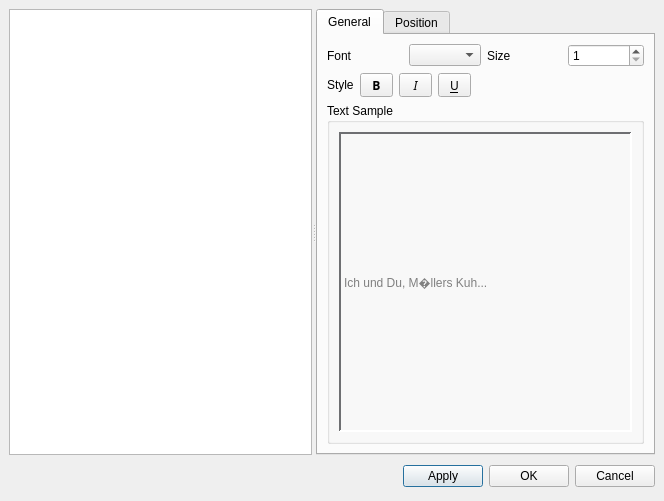
Above: mscore/mscore/textstyle.ui from musescore/musescore-old before the change. Below: the same form after it.
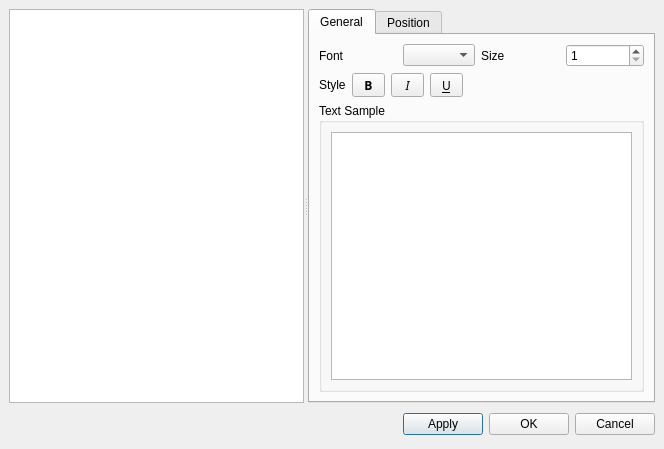
That is the form after the change.

What changed in the file:
```diff
--- a/mscore/mscore/textstyle.ui
+++ b/mscore/mscore/textstyle.ui
@@ -6,7 +6,7 @@
     <x>0</x>
     <y>0</y>
     <width>664</width>
-    <height>501</height>
+    <height>369</height>
    </rect>
   </property>
   <property name="windowTitle" >
@@ -30,9 +30,7 @@
       </property>
       <widget class="QListWidget" name="textNames" >
        <property name="sizePolicy" >
-        <sizepolicy>
-         <hsizetype>0</hsizetype>
-         <vsizetype>0</vsizetype>
+        <sizepolicy vsizetype="Fixed" hsizetype="Fixed" >
          <horstretch>0</horstretch>
          <verstretch>0</verstretch>
         </sizepolicy>
@@ -74,9 +72,7 @@
            <item>
             <widget class="QComboBox" name="fontName" >
              <property name="sizePolicy" >
-              <sizepolicy>
-               <hsizetype>0</hsizetype>
-               <vsizetype>0</vsizetype>
+              <sizepolicy vsizetype="Fixed" hsizetype="Fixed" >
                <horstretch>0</horstretch>
                <verstretch>0</verstretch>
               </sizepolicy>
@@ -156,9 +152,7 @@
            <item>
             <widget class="QToolButton" name="fontItalic" >
              <property name="sizePolicy" >
-              <sizepolicy>
-               <hsizetype>0</hsizetype>
-               <vsizetype>0</vsizetype>
+              <sizepolicy vsizetype="Fixed" hsizetype="Fixed" >
                <horstretch>0</horstretch>
                <verstretch>0</verstretch>
               </sizepolicy>
@@ -243,492 +237,7 @@
              <number>6</number>
             </property>
             <item>
-             <widget class="QLabel" name="fontSample" >
-              <property name="palette" >
-               <palette>
-                <active>
-                 <colorrole role="WindowText" >
-                  <brush brushstyle="SolidPattern" >
-                   <color alpha="255" >
-                    <red>128</red>
-                    <green>128</green>
-                    <blue>128</blue>
-                   </color>
-                  </brush>
-                 </colorrole>
-                 <colorrole role="Button" >
-                  <brush brushstyle="SolidPattern" >
-                   <color alpha="255" >
-                    <red>221</red>
-                    <green>223</green>
-                    <blue>228</blue>
-                   </color>
-                  </brush>
-                 </colorrole>
-                 <colorrole role="Light" >
-                  <brush brushstyle="SolidPattern" >
-                   <color alpha="255" >
-                    <red>255</red>
-                    <green>255</green>
-                    <blue>255</blue>
-                   </color>
-                  </brush>
-                 </colorrole>
-                 <colorrole role="Midlight" >
-                  <brush brushstyle="SolidPattern" >
-                   <color alpha="255" >
-                    <red>255</red>
-                    <green>255</green>
-                    <blue>255</blue>
-                   </color>
-                  </brush>
-                 </colorrole>
-                 <colorrole role="Dark" >
-                  <brush brushstyle="SolidPattern" >
-                   <color alpha="255" >
-                    <red>110</red>
-                    <green>111</green>
-                    <blue>114</blue>
-                   </color>
-                  </brush>
-                 </colorrole>
-                 <colorrole role="Mid" >
-                  <brush brushstyle="SolidPattern" >
-                   <color alpha="255" >
-                    <red>147</red>
-                    <green>149</green>
-                    <blue>152</blue>
-                   </color>
-                  </brush>
-                 </colorrole>
-                 <colorrole role="Text" >
-                  <brush brushstyle="SolidPattern" >
-                   <color alpha="255" >
-                    <red>128</red>
-                    <green>128</green>
-                    <blue>128</blue>
-                   </color>
-                  </brush>
-                 </colorrole>
-                 <colorrole role="BrightText" >
-                  <brush brushstyle="SolidPattern" >
-                   <color alpha="255" >
-                    <red>255</red>
-                    <green>255</green>
-                    <blue>255</blue>
-                   </color>
-                  </brush>
-                 </colorrole>
-                 <colorrole role="ButtonText" >
-                  <brush brushstyle="SolidPattern" >
-                   <color alpha="255" >
-                    <red>128</red>
-                    <green>128</green>
-                    <blue>128</blue>
-                   </color>
-                  </brush>
-                 </colorrole>
-                 <colorrole role="Base" >
-                  <brush brushstyle="SolidPattern" >
-                   <color alpha="255" >
-                    <red>255</red>
-                    <green>255</green>
-                    <blue>255</blue>
-                   </color>
-                  </brush>
-                 </colorrole>
-                 <colorrole role="Window" >
-                  <brush brushstyle="SolidPattern" >
-                   <color alpha="255" >
-                    <red>255</red>
-                    <green>255</green>
-                    <blue>255</blue>
-                   </color>
-                  </brush>
-                 </colorrole>
-                 <colorrole role="Shadow" >
-                  <brush brushstyle="SolidPattern" >
-                   <color alpha="255" >
-                    <red>0</red>
-                    <green>0</green>
-                    <blue>0</blue>
-                   </color>
-                  </brush>
-                 </colorrole>
-                 <colorrole role="Highlight" >
-                  <brush brushstyle="SolidPattern" >
-                   <color alpha="255" >
-                    <red>86</red>
-                    <green>117</green>
-                    <blue>148</blue>
-                   </color>
-                  </brush>
-                 </colorrole>
-                 <colorrole role="HighlightedText" >
-                  <brush brushstyle="SolidPattern" >
-                   <color alpha="255" >
-                    <red>255</red>
-                    <green>255</green>
-                    <blue>255</blue>
-                   </color>
-                  </brush>
-                 </colorrole>
-                 <colorrole role="Link" >
-                  <brush brushstyle="SolidPattern" >
-                   <color alpha="255" >
-                    <red>0</red>
-                    <green>0</green>
-                    <blue>238</blue>
-                   </color>
-                  </brush>
-                 </colorrole>
-                 <colorrole role="LinkVisited" >
-                  <brush brushstyle="SolidPattern" >
-                   <color alpha="255" >
-                    <red>82</red>
-                    <green>24</green>
-                    <blue>139</blue>
-                   </color>
-                  </brush>
-                 </colorrole>
-                 <colorrole role="AlternateBase" >
-                  <brush brushstyle="SolidPattern" >
-                   <color alpha="255" >
-                    <red>238</red>
-                    <green>239</green>
-                    <blue>241</blue>
-                   </color>
-                  </brush>
-                 </colorrole>
-                </active>
-                <inactive>
-                 <colorrole role="WindowText" >
-                  <brush brushstyle="SolidPattern" >
-                   <color alpha="255" >
-                    <red>128</red>
-                    <green>128</green>
-                    <blue>128</blue>
-                   </color>
-                  </brush>
-                 </colorrole>
-                 <colorrole role="Button" >
-                  <brush brushstyle="SolidPattern" >
-                   <color alpha="255" >
-                    <red>221</red>
-                    <green>223</green>
-                    <blue>228</blue>
-                   </color>
-                  </brush>
-                 </colorrole>
-                 <colorrole role="Light" >
-                  <brush brushstyle="SolidPattern" >
-                   <color alpha="255" >
-                    <red>255</red>
-                    <green>255</green>
-                    <blue>255</blue>
-                   </color>
-                  </brush>
-                 </colorrole>
-                 <colorrole role="Midlight" >
-                  <brush brushstyle="SolidPattern" >
-                   <color alpha="255" >
-                    <red>255</red>
-                    <green>255</green>
-                    <blue>255</blue>
-                   </color>
-                  </brush>
-                 </colorrole>
-                 <colorrole role="Dark" >
-                  <brush brushstyle="SolidPattern" >
-                   <color alpha="255" >
-                    <red>110</red>
-                    <green>111</green>
-                    <blue>114</blue>
-                   </color>
-                  </brush>
-                 </colorrole>
-                 <colorrole role="Mid" >
-                  <brush brushstyle="SolidPattern" >
-                   <color alpha="255" >
-                    <red>147</red>
-                    <green>149</green>
-                    <blue>152</blue>
-                   </color>
-                  </brush>
-                 </colorrole>
-                 <colorrole role="Text" >
-                  <brush brushstyle="SolidPattern" >
-                   <color alpha="255" >
-                    <red>128</red>
-                    <green>128</green>
-                    <blue>128</blue>
-                   </color>
-                  </brush>
-                 </colorrole>
-                 <colorrole role="BrightText" >
-                  <brush brushstyle="SolidPattern" >
-                   <color alpha="255" >
-                    <red>255</red>
-                    <green>255</green>
-                    <blue>255</blue>
-                   </color>
-                  </brush>
-                 </colorrole>
-                 <colorrole role="ButtonText" >
-                  <brush brushstyle="SolidPattern" >
-                   <color alpha="255" >
-                    <red>128</red>
-                    <green>128</green>
-                    <blue>128</blue>
-                   </color>
-                  </brush>
-                 </colorrole>
-                 <colorrole role="Base" >
-                  <brush brushstyle="SolidPattern" >
-                   <color alpha="255" >
-                    <red>255</red>
-                    <green>255</green>
-                    <blue>255</blue>
-                   </color>
-                  </brush>
-                 </colorrole>
-                 <colorrole role="Window" >
-                  <brush brushstyle="SolidPattern" >
-                   <color alpha="255" >
-                    <red>255</red>
-                    <green>255</green>
-                    <blue>255</blue>
-                   </color>
-                  </brush>
-                 </colorrole>
-                 <colorrole role="Shadow" >
-                  <brush brushstyle="SolidPattern" >
-                   <color alpha="255" >
-                    <red>0</red>
-                    <green>0</green>
-                    <blue>0</blue>
-                   </color>
-                  </brush>
-                 </colorrole>
-                 <colorrole role="Highlight" >
-                  <brush brushstyle="SolidPattern" >
-                   <color alpha="255" >
-                    <red>86</red>
-                    <green>117</green>
-                    <blue>148</blue>
-                   </color>
-                  </brush>
-                 </colorrole>
-                 <colorrole role="HighlightedText" >
-                  <brush brushstyle="SolidPattern" >
-                   <color alpha="255" >
-                    <red>255</red>
-                    <green>255</green>
-                    <blue>255</blue>
-                   </color>
-                  </brush>
-                 </colorrole>
-                 <colorrole role="Link" >
-                  <brush brushstyle="SolidPattern" >
-                   <color alpha="255" >
-                    <red>0</red>
-                    <green>0</green>
-                    <blue>238</blue>
-                   </color>
-                  </brush>
-                 </colorrole>
-                 <colorrole role="LinkVisited" >
-                  <brush brushstyle="SolidPattern" >
-                   <color alpha="255" >
-                    <red>82</red>
-                    <green>24</green>
-                    <blue>139</blue>
-                   </color>
-                  </brush>
-                 </colorrole>
-                 <colorrole role="AlternateBase" >
-                  <brush brushstyle="SolidPattern" >
-                   <color alpha="255" >
-                    <red>238</red>
-                    <green>239</green>
-                    <blue>241</blue>
-                   </color>
-                  </brush>
-                 </colorrole>
-                </inactive>
-                <disabled>
-                 <colorrole role="WindowText" >
-                  <brush brushstyle="SolidPattern" >
-                   <color alpha="255" >
-                    <red>128</red>
-                    <green>128</green>
-                    <blue>128</blue>
-                   </color>
-                  </brush>
-                 </colorrole>
-                 <colorrole role="Button" >
-                  <brush brushstyle="SolidPattern" >
-                   <color alpha="255" >
-                    <red>221</red>
-                    <green>223</green>
-                    <blue>228</blue>
-                   </color>
-                  </brush>
-                 </colorrole>
-                 <colorrole role="Light" >
-                  <brush brushstyle="SolidPattern" >
-                   <color alpha="255" >
-                    <red>255</red>
-                    <green>255</green>
-                    <blue>255</blue>
-                   </color>
-                  </brush>
-                 </colorrole>
-                 <colorrole role="Midlight" >
-                  <brush brushstyle="SolidPattern" >
-                   <color alpha="255" >
-                    <red>255</red>
-                    <green>255</green>
-                    <blue>255</blue>
-                   </color>
-                  </brush>
-                 </colorrole>
-                 <colorrole role="Dark" >
-                  <brush brushstyle="SolidPattern" >
-                   <color alpha="255" >
-                    <red>110</red>
-                    <green>111</green>
-                    <blue>114</blue>
-                   </color>
-                  </brush>
-                 </colorrole>
-                 <colorrole role="Mid" >
-                  <brush brushstyle="SolidPattern" >
-                   <color alpha="255" >
-                    <red>147</red>
-                    <green>149</green>
-                    <blue>152</blue>
-                   </color>
-                  </brush>
-                 </colorrole>
-                 <colorrole role="Text" >
-                  <brush brushstyle="SolidPattern" >
-                   <color alpha="255" >
-                    <red>128</red>
-                    <green>128</green>
-                    <blue>128</blue>
-                   </color>
-                  </brush>
-                 </colorrole>
-                 <colorrole role="BrightText" >
-                  <brush brushstyle="SolidPattern" >
-                   <color alpha="255" >
-                    <red>255</red>
-                    <green>255</green>
-                    <blue>255</blue>
-                   </color>
-                  </brush>
-                 </colorrole>
-                 <colorrole role="ButtonText" >
-                  <brush brushstyle="SolidPattern" >
-                   <color alpha="255" >
-                    <red>128</red>
-                    <green>128</green>
-                    <blue>128</blue>
-                   </color>
-                  </brush>
-                 </colorrole>
-                 <colorrole role="Base" >
-                  <brush brushstyle="SolidPattern" >
-                   <color alpha="255" >
-                    <red>255</red>
-                    <green>255</green>
-                    <blue>255</blue>
-                   </color>
-                  </brush>
-                 </colorrole>
-                 <colorrole role="Window" >
-                  <brush brushstyle="SolidPattern" >
-                   <color alpha="255" >
-                    <red>255</red>
-                    <green>255</green>
-                    <blue>255</blue>
-                   </color>
-                  </brush>
-                 </colorrole>
-                 <colorrole role="Shadow" >
-                  <brush brushstyle="SolidPattern" >
-                   <color alpha="255" >
-                    <red>0</red>
-                    <green>0</green>
-                    <blue>0</blue>
-                   </color>
-                  </brush>
-                 </colorrole>
-                 <colorrole role="Highlight" >
-                  <brush brushstyle="SolidPattern" >
-                   <color alpha="255" >
-                    <red>86</red>
-                    <green>117</green>
-                    <blue>148</blue>
-                   </color>
-                  </brush>
-                 </colorrole>
-                 <colorrole role="HighlightedText" >
-                  <brush brushstyle="SolidPattern" >
-                   <color alpha="255" >
-                    <red>255</red>
-                    <green>255</green>
-                    <blue>255</blue>
-                   </color>
-                  </brush>
-                 </colorrole>
-                 <colorrole role="Link" >
-                  <brush brushstyle="SolidPattern" >
-                   <color alpha="255" >
-                    <red>0</red>
-                    <green>0</green>
-                    <blue>238</blue>
-                   </color>
-                  </brush>
-                 </colorrole>
-                 <colorrole role="LinkVisited" >
-                  <brush brushstyle="SolidPattern" >
-                   <color alpha="255" >
-                    <red>82</red>
-                    <green>24</green>
-                    <blue>139</blue>
-                   </color>
-                  </brush>
-                 </colorrole>
-                 <colorrole role="AlternateBase" >
-                  <brush brushstyle="SolidPattern" >
-                   <color alpha="255" >
-                    <red>238</red>
-                    <green>239</green>
-                    <blue>241</blue>
-                   </color>
-                  </brush>
-                 </colorrole>
-                </disabled>
-               </palette>
-              </property>
-              <property name="frameShape" >
-               <enum>QFrame::Panel</enum>
-              </property>
-              <property name="frameShadow" >
-               <enum>QFrame::Sunken</enum>
-              </property>
-              <property name="lineWidth" >
-               <number>2</number>
-              </property>
-              <property name="text" >
-               <string>Ich und Du, M�llers Kuh...</string>
-              </property>
-              <property name="textFormat" >
-               <enum>Qt::PlainText</enum>
-              </property>
-             </widget>
+             <widget class="QTextEdit" name="fontSample" />
             </item>
            </layout>
           </widget>
```
Left out of the diff: 236 changed lines with no effect on the pictures.
